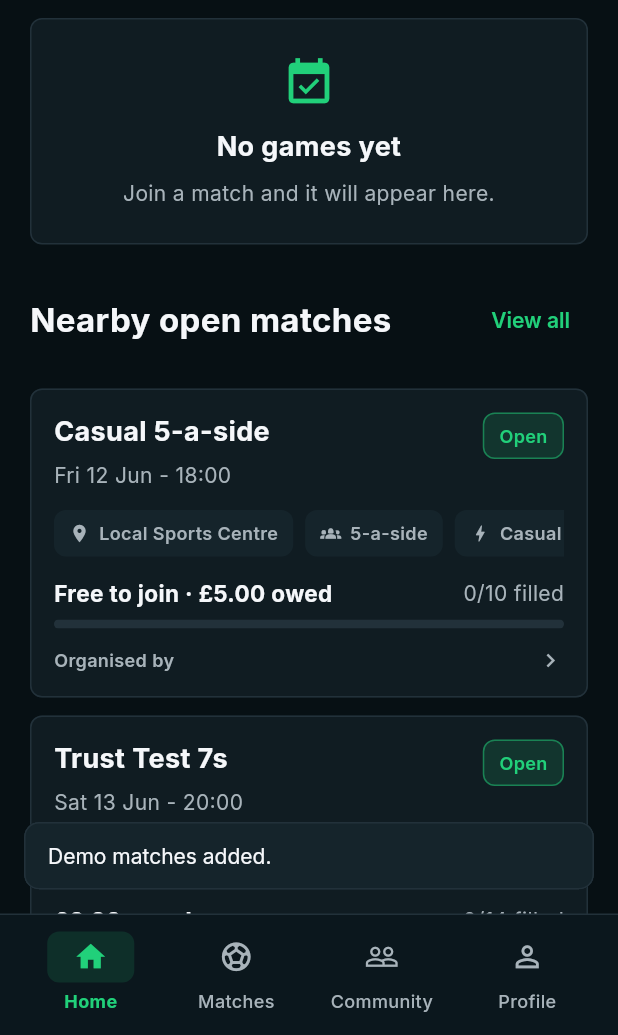
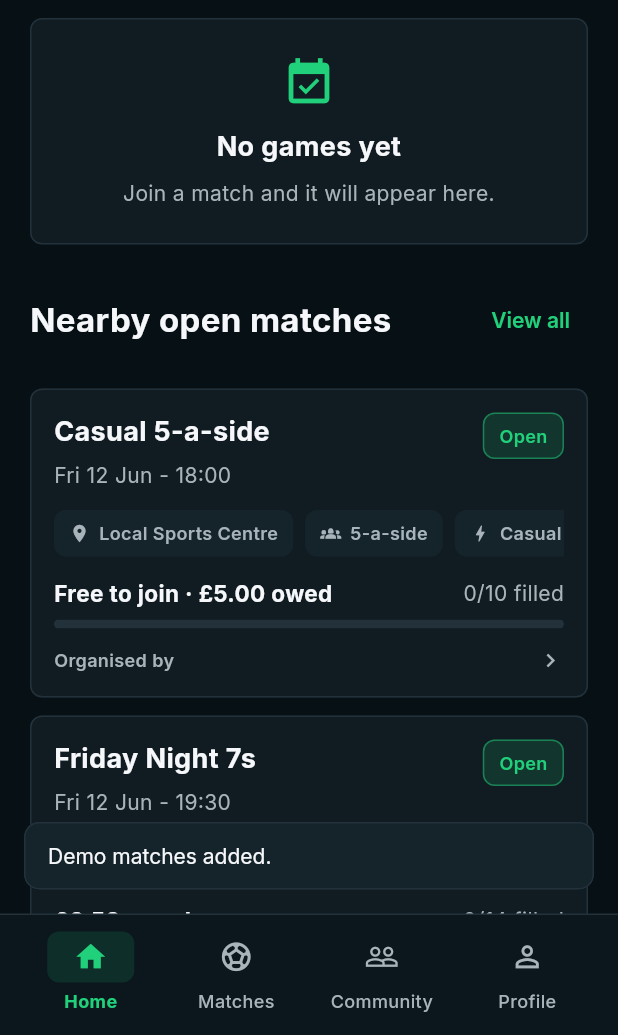
Before and after one commit to mozaid9/NextMatch, a Flutter app: the screen it shows once a user with an empty profile is signed in, scrolled down 186 dp, after a tap on "Add demo matches", on a phone screen of 412 x 824 dp, the part 201-1236 px from its top. Run offline on Flutter 3.47's test engine with Material 3 defaults, Android fonts, the phone set to English and light mode, and no system bars; our stand-ins replace cloud_firestore, firebase_auth, firebase_core, firebase_storage, google_fonts, image_picker; accounts and stored records are empty.

Commit message:
Purge developer-speak from user-facing copy
- Cancellation policy default no longer mentions "the MVP" — now a real
  24-hour refund policy line
- Organiser dashboard cancel copy drops "until real payments are wired up"
- Demo seeder: realistic match names (no "Trial Game" / "Trust Test" /
  "Completed Demo"), human descriptions instead of feature descriptions,
  real-sounding addresses, and Friday Night 7s now lands on an actual Friday

Co-Authored-By: Claude Sonnet 4.6 <noreply@anthropic.com>

```diff
--- a/lib/services/match_service.dart
+++ b/lib/services/match_service.dart
@@ -1063,6 +1063,10 @@ class MatchService {
     final now = DateTime.now();
     await _seedDemoUsers(now);
 
+    // Put "Friday Night 7s" on an actual Friday.
+    final daysUntilFriday = (DateTime.friday - now.weekday + 7) % 7;
+    final fridayOffset = daysUntilFriday == 0 ? 7 : daysUntilFriday;
+
     final samples = [
       FootballMatch(
         id: '',
@@ -1071,10 +1075,22 @@ class MatchService {
         organiserName: organiser.fullName,
         locationName: 'Manchester Powerleague',
         address: 'Central Manchester',
-        date: now.add(const Duration(days: 5)),
+        date: now.add(Duration(days: fridayOffset)),
         startTime: '19:30',
-        startDateTime: DateTime(now.year, now.month, now.day + 5, 19, 30),
-        endDateTime: DateTime(now.year, now.month, now.day + 5, 20, 30),
+        startDateTime: DateTime(
+          now.year,
+          now.month,
+          now.day + fridayOffset,
+          19,
+          30,
+        ),
+        endDateTime: DateTime(
+          now.year,
+          now.month,
+          now.day + fridayOffset,
+          20,
+          30,
+        ),
         durationMinutes: 60,
         format: '7-a-side',
         totalPlayersNeeded: 14,
@@ -1091,7 +1107,8 @@ class MatchService {
         },
         visibility: 'Public',
         status: 'Open',
-        cancellationPolicy: 'Refunds are handled manually in the MVP.',
+        cancellationPolicy:
+            'Withdraw at least 24 hours before kick-off for a full refund.',
         paymentMode: 'Split',
         createdAt: now,
         updatedAt: now,
@@ -1123,18 +1140,19 @@ class MatchService {
         },
         visibility: 'Public',
         status: 'Open',
-        cancellationPolicy: 'Refunds are handled manually in the MVP.',
+        cancellationPolicy:
+            'Withdraw at least 24 hours before kick-off for a full refund.',
         paymentMode: 'OrganiserPays',
         createdAt: now,
         updatedAt: now,
       ),
       FootballMatch(
         id: '',
-        title: 'Competitive 11-a-side Trial Game',
+        title: 'Sunday League Warm-up 11s',
         organiserId: organiser.uid,
         organiserName: organiser.fullName,
-        locationName: 'Outdoor Grass Pitch',
-        address: 'North field complex',
+        locationName: 'Hough End Playing Fields',
+        address: 'Princess Road, Manchester',
         date: now.add(const Duration(days: 9)),
         startTime: '10:00',
         startDateTime: DateTime(now.year, now.month, now.day + 9, 10),
@@ -1155,14 +1173,15 @@ class MatchService {
         },
         visibility: 'Public',
         status: 'Open',
-        cancellationPolicy: 'Refunds are handled manually in the MVP.',
+        cancellationPolicy:
+            'Withdraw at least 24 hours before kick-off for a full refund.',
         paymentMode: 'Split',
         createdAt: now,
         updatedAt: now,
       ),
       FootballMatch(
         id: '',
-        title: 'Trust Test 7s',
+        title: 'Salford Evening 7s',
         organiserId: organiser.uid,
         organiserName: organiser.fullName,
         locationName: 'Salford Sports Village',
@@ -1179,7 +1198,7 @@ class MatchService {
         skillLevel: 'Intermediate',
         pitchType: '3G/4G',
         description:
-            'Open match requiring approval for players below 70 reliability.',
+            'Decent standard 7s on the 3G. Turn up on time and play hard.',
         neededPositions: const {
           'Goalkeepers': 2,
           'Defenders': 4,
@@ -1189,7 +1208,8 @@ class MatchService {
         visibility: 'Public',
         status: 'Open',
         cancellationPolicy:
-            'Late withdrawals reduce reliability. Stripe refunds are TODO.',
+            'Withdraw at least 24 hours before kick-off for a full refund. '
+            'Late drop-outs affect your reliability score.',
         paymentMode: 'Split',
         minimumReliabilityRequired: 70,
         requiresApprovalForLowReliability: true,
@@ -1198,11 +1218,11 @@ class MatchService {
       ),
       FootballMatch(
         id: '',
-        title: 'Completed Demo 5s',
+        title: 'Midweek Indoor 5s',
         organiserId: organiser.uid,
         organiserName: organiser.fullName,
         locationName: 'City Football Dome',
-        address: 'Demo Road, Manchester',
+        address: 'Hulme, Manchester',
         date: now.subtract(const Duration(days: 2)),
         startTime: '18:30',
         startDateTime: DateTime(now.year, now.month, now.day - 2, 18, 30),
@@ -1214,7 +1234,7 @@ class MatchService {
         pricePerPlayer: 5.00,
         skillLevel: 'Casual',
         pitchType: 'Indoor',
-        description: 'Completed demo match for post-match ratings.',
+        description: 'Weekly indoor 5s — short, sharp games.',
         neededPositions: const {
           'Goalkeepers': 2,
           'Defenders': 2,
@@ -1223,7 +1243,8 @@ class MatchService {
         },
         visibility: 'Public',
         status: 'Completed',
-        cancellationPolicy: 'Completed demo.',
+        cancellationPolicy:
+            'Withdraw at least 24 hours before kick-off for a full refund.',
         paymentMode: 'OrganiserPays',
         completedAt: now.subtract(const Duration(days: 2)),
         createdAt: now,
--- a/lib/views/matches/create_match_screen.dart
+++ b/lib/views/matches/create_match_screen.dart
@@ -120,7 +120,7 @@ class _CreateMatchScreenState extends State<CreateMatchScreen> {
     _cancellationPolicyController = TextEditingController(
       text: template?.cancellationPolicy.isNotEmpty == true
           ? template!.cancellationPolicy
-          : 'Refunds are handled manually in the MVP. Please give notice early.',
+          : 'Withdraw at least 24 hours before kick-off for a full refund.',
     );
     _skillLevel = template?.skillLevel ?? 'Casual';
     _visibility = template?.visibility ?? 'Public';
--- a/lib/views/matches/organiser_match_dashboard_screen.dart
+++ b/lib/views/matches/organiser_match_dashboard_screen.dart
@@ -217,7 +217,7 @@ class OrganiserMatchDashboardScreen extends StatelessWidget {
                           Align(
                             alignment: Alignment.centerLeft,
                             child: Text(
-                              'Cancelling notifies joined players. Refund handling is manual until real payments are wired up.',
+                              'Cancelling notifies joined players. Anyone who has already paid will need to be refunded.',
                               style: AppTextStyles.small,
                             ),
                           ),
@@ -297,7 +297,7 @@ class OrganiserMatchDashboardScreen extends StatelessWidget {
       context: context,
       title: 'Cancel match?',
       message:
-          'Joined players will see this match as cancelled. Refunds must be handled manually until real payments are wired up.',
+          'Joined players will see this match as cancelled. Anyone who has already paid will need to be refunded.',
       label: 'Reason (shown to players)',
       hint: 'e.g. Pitch unavailable, not enough players',
       confirmLabel: 'Cancel match',
```
